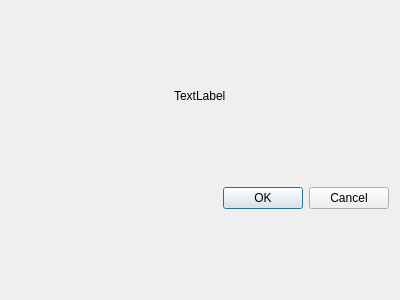
Old version of the form ui/image_crop_dialog.ui in the repository zkovari/plotlyst.
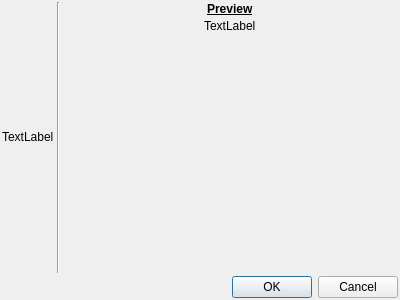
New version of the form.

The edit to the form file:
```diff
--- a/ui/image_crop_dialog.ui
+++ b/ui/image_crop_dialog.ui
@@ -14,7 +14,24 @@
    <string>Dialog</string>
   </property>
   <layout class="QVBoxLayout" name="verticalLayout">
-   <item alignment="Qt::AlignHCenter">
+   <property name="spacing">
+    <number>3</number>
+   </property>
+   <property name="leftMargin">
+    <number>2</number>
+   </property>
+   <property name="topMargin">
+    <number>2</number>
+   </property>
+   <property name="rightMargin">
+    <number>2</number>
+   </property>
+   <property name="bottomMargin">
+    <number>2</number>
+   </property>
+   <item>
+    <layout class="QHBoxLayout" name="horizontalLayout">
+     <item>
     <widget class="QLabel" name="lblImage">
      <property name="sizePolicy">
       <sizepolicy hsizetype="Maximum" vsizetype="Maximum">
@@ -26,6 +43,65 @@
       <string>TextLabel</string>
      </property>
     </widget>
+     </item>
+     <item>
+      <widget class="Line" name="line">
+       <property name="orientation">
+        <enum>Qt::Vertical</enum>
+       </property>
+      </widget>
+     </item>
+     <item>
+      <layout class="QVBoxLayout" name="verticalLayout_2">
+       <item alignment="Qt::AlignHCenter|Qt::AlignTop">
+        <widget class="QLabel" name="label">
+         <property name="sizePolicy">
+          <sizepolicy hsizetype="Maximum" vsizetype="Maximum">
+           <horstretch>0</horstretch>
+           <verstretch>0</verstretch>
+          </sizepolicy>
+         </property>
+         <property name="font">
+          <font>
+           <weight>75</weight>
+           <bold>true</bold>
+           <underline>true</underline>
+          </font>
+         </property>
+         <property name="text">
+          <string>Preview</string>
+         </property>
+        </widget>
+       </item>
+       <item alignment="Qt::AlignHCenter|Qt::AlignTop">
+        <widget class="QLabel" name="lblPreview">
+         <property name="sizePolicy">
+          <sizepolicy hsizetype="Maximum" vsizetype="Maximum">
+           <horstretch>0</horstretch>
+           <verstretch>0</verstretch>
+          </sizepolicy>
+         </property>
+         <property name="text">
+          <string>TextLabel</string>
+         </property>
+        </widget>
+       </item>
+       <item>
+        <spacer name="verticalSpacer">
+         <property name="orientation">
+          <enum>Qt::Vertical</enum>
+         </property>
+         <property name="sizeHint" stdset="0">
+          <size>
+           <width>20</width>
+           <height>40</height>
+          </size>
+         </property>
+        </spacer>
+       </item>
+      </layout>
+     </item>
+    </layout>
    </item>
    <item>
     <widget class="QDialogButtonBox" name="buttonBox">
```
Lines whose indentation alone changed are shown as unchanged.
